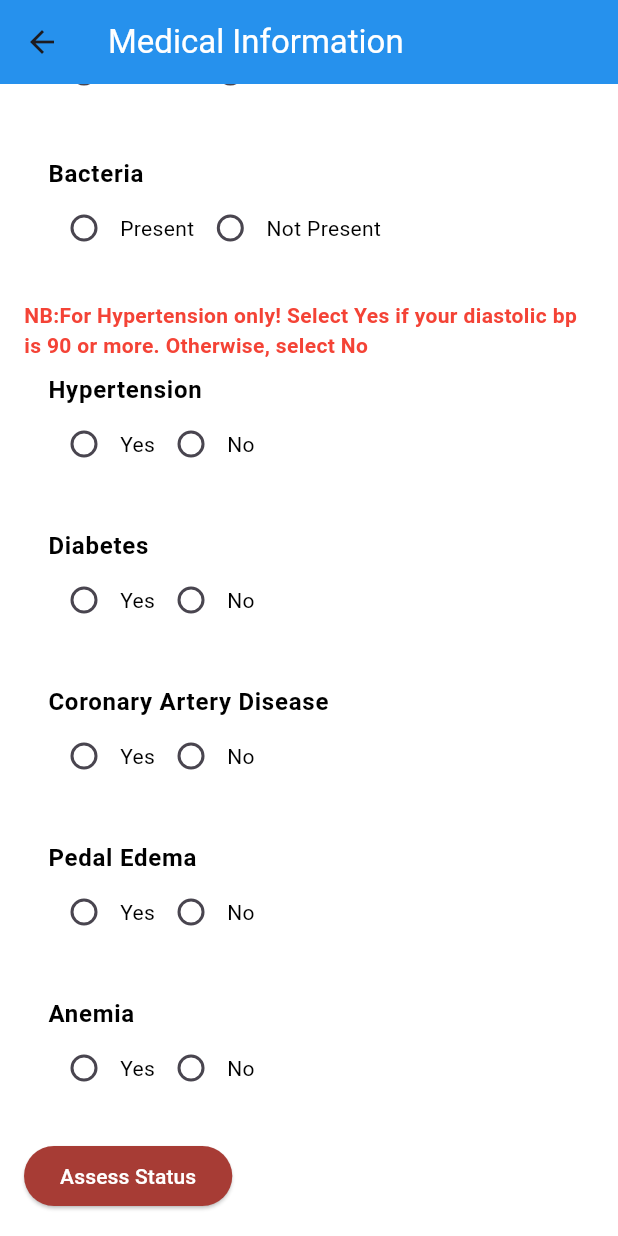
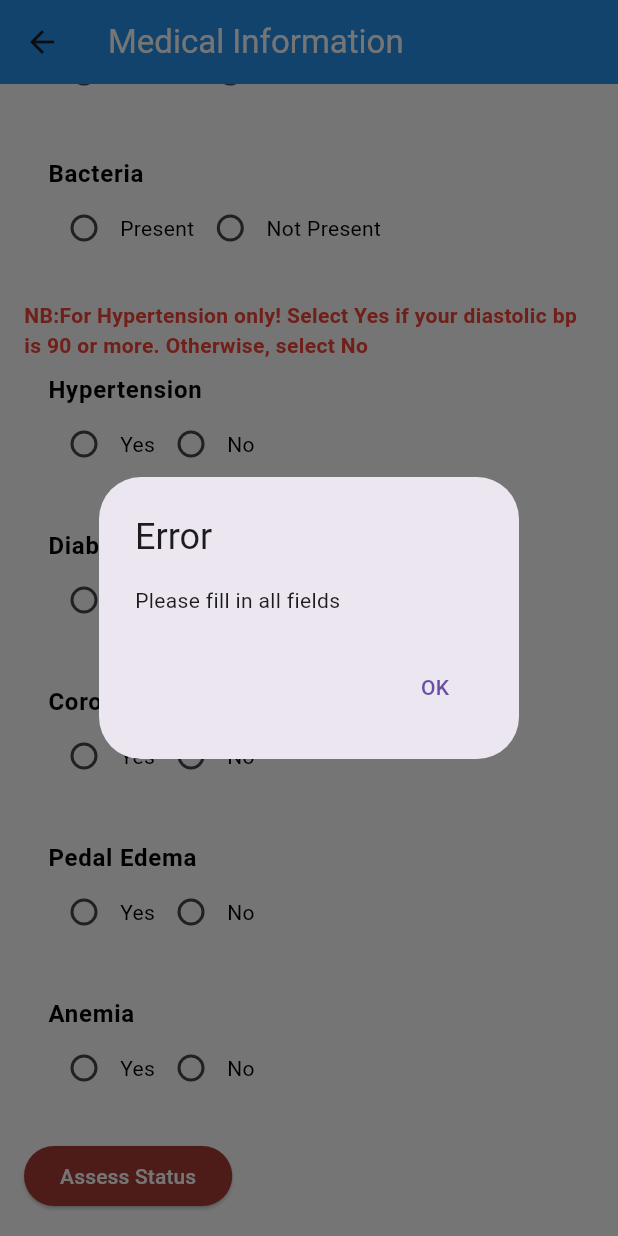
Before and after one commit to pyhagan/Nephrowell-app, a Flutter app: the CKDAssessmentScreen screen opened directly, scrolled down 1296 dp, after a tap on "Assess Status", on a phone screen of 412 x 824 dp. Run offline on Flutter 3.47's test engine with Material 3 defaults, Android fonts, the phone set to English and light mode, and no system bars; our stand-ins replace cloud_firestore, firebase_auth, firebase_core; accounts and stored records are empty; project files that could hold a hidden picture were left out.

Commit message:
finished integration

```diff
--- a/lib/Login SignUp/Screen/info.dart
+++ b/lib/Login SignUp/Screen/info.dart
@@ -1,4 +1,5 @@
 import 'package:flutter/material.dart';
+import 'package:flutter/services.dart';
 import 'prediction.dart';
 import 'dart:convert';
 import 'package:http/http.dart' as http;
@@ -34,7 +35,25 @@ class _CKDAssessmentScreenState extends State<CKDAssessmentScreen> {
   String _selectedPedalEdema = '';
   String _selectedAnemia = '';
 
+  int _encodeValue(String value) {
+    switch (value) {
+      case 'Yes':
+      case 'Present':
+      case 'Abnormal':
+        return 1;
+      case 'No':
+      case 'Not Present':
+      case 'Normal':
+      default:
+        return 0;
+    }
+  }
+
   Future<void> _assessStatus() async {
+    if (!_validateInputs()) {
+      return;
+    }
+
     var data = {
       'age': _ageController.text,
       'diastolic bp': _bloodPressureController.text,
@@ -50,17 +69,18 @@ class _CKDAssessmentScreenState extends State<CKDAssessmentScreen> {
       'pcv': _packedCellVolumeController.text,
       'wc': _whiteBloodCellCountController.text,
       'rc': _redBloodCellCountController.text,
-      'rbc': _selectedRedBloodCells,
-      'pc': _selectedPusCell,
-      'pcc': _selectedPusCellClumps,
-      'ba': _selectedBacteria,
-      'htn': _selectedHypertension,
-      'dm': _selectedDiabetes,
-      'cad': _selectedCoronaryArteryDisease,
-      'pe': _selectedPedalEdema,
-      'ane': _selectedAnemia,
+      'rbc': _encodeValue(_selectedRedBloodCells),
+      'pc': _encodeValue(_selectedPusCell),
+      'pcc': _encodeValue(_selectedPusCellClumps),
+      'ba': _encodeValue(_selectedBacteria),
+      'htn': _encodeValue(_selectedHypertension),
+      'dm': _encodeValue(_selectedDiabetes),
+      'cad': _encodeValue(_selectedCoronaryArteryDisease),
+      'pe': _encodeValue(_selectedPedalEdema),
+      'ane': _encodeValue(_selectedAnemia),
     };
     var body = json.encode(data);
+    print('Data being sent to the API: $body');
 
     var url = Uri.parse('https://flask-traditional-api.onrender.com/predict'); // Replace with your Flask API endpoint
     try {
@@ -84,6 +104,66 @@ class _CKDAssessmentScreenState extends State<CKDAssessmentScreen> {
       print('Error: $e');
       // Handle other exceptions if necessary
     }
+  }
+
+  bool _validateInputs() {
+    if (_ageController.text.isEmpty ||
+        _bloodPressureController.text.isEmpty ||
+        _sgController.text.isEmpty ||
+        _albuminController.text.isEmpty ||
+        _suController.text.isEmpty ||
+        _bgrController.text.isEmpty ||
+        _bloodUreaController.text.isEmpty ||
+        _serumCreatinineController.text.isEmpty ||
+        _sodiumController.text.isEmpty ||
+        _potassiumController.text.isEmpty ||
+        _hemoglobinController.text.isEmpty ||
+        _packedCellVolumeController.text.isEmpty ||
+        _whiteBloodCellCountController.text.isEmpty ||
+        _redBloodCellCountController.text.isEmpty) {
+      _showErrorDialog('Please fill in all fields');
+      return false;
+    }
+
+    if (double.tryParse(_ageController.text) == null ||
+        double.tryParse(_bloodPressureController.text) == null ||
+        double.tryParse(_sgController.text) == null ||
+        double.tryParse(_albuminController.text) == null ||
+        double.tryParse(_suController.text) == null ||
+        double.tryParse(_bgrController.text) == null ||
+        double.tryParse(_bloodUreaController.text) == null ||
+        double.tryParse(_serumCreatinineController.text) == null ||
+        double.tryParse(_sodiumController.text) == null ||
+        double.tryParse(_potassiumController.text) == null ||
+        double.tryParse(_hemoglobinController.text) == null ||
+        double.tryParse(_packedCellVolumeController.text) == null ||
+        double.tryParse(_whiteBloodCellCountController.text) == null ||
+        double.tryParse(_redBloodCellCountController.text) == null) {
+      _showErrorDialog('Please enter a valid number or "." where necessary');
+      return false;
+    }
+
+    return true;
+  }
+
+  void _showErrorDialog(String message) {
+    showDialog(
+      context: context,
+      builder: (BuildContext context) {
+        return AlertDialog(
+          title: Text('Error'),
+          content: Text(message),
+          actions: [
+            TextButton(
+              child: Text('OK'),
+              onPressed: () {
+                Navigator.of(context).pop();
+              },
+            ),
+          ],
+        );
+      },
+    );
   }
 
   @override
@@ -547,20 +627,21 @@ class PredictionScreen extends StatelessWidget {
       appBar: AppBar(
         title: Text('Prediction Result'),
       ),
-      body: Center(
+      body: Padding(
+        padding: const EdgeInsets.all(16.0),
         child: Column(
-          mainAxisAlignment: MainAxisAlignment.center,
+          crossAxisAlignment: CrossAxisAlignment.start,
           children: [
             Text(
               'Prediction Result:',
-              style: TextStyle(fontSize: 20, fontWeight: FontWeight.bold),
+              style: TextStyle(fontSize: 24, fontWeight: FontWeight.bold),
             ),
-            SizedBox(height: 20),
-            // Display prediction results here
+            SizedBox(height: 16.0),
             Text(
-              '$predictionResult',
+              predictionResult.toString(),
               style: TextStyle(fontSize: 18),
             ),
+            SizedBox(height: 16.0),
           ],
         ),
       ),
--- a/lib/Login SignUp/Screen/splash.dart
+++ b/lib/Login SignUp/Screen/splash.dart
@@ -54,8 +54,9 @@ class _SplashScreenState extends State<SplashScreen> with SingleTickerProviderSt
 
     _animationController.forward().whenComplete(() {
       Navigator.of(context).pushReplacement(MaterialPageRoute(
-        builder: (_) => SignUpScreen(),
-       //builder: (_) => HomeScreen(),
+        //builder: (_) => SignUpScreen(),
+       builder: (_) => HomeScreen(),
+
       ));
     });
   }
```
